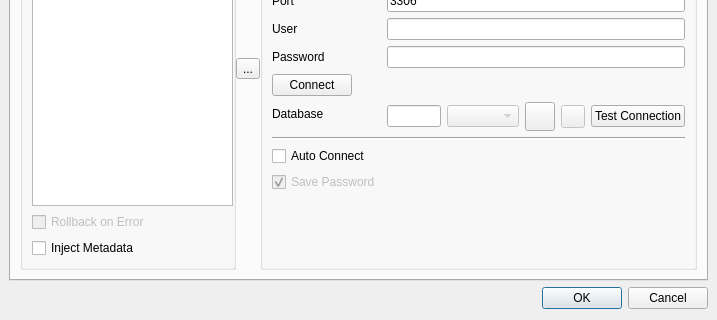
Qt form src/gui/InjectSqlDialog.ui (fritzone/ddm) before a commit; both pictures show x 0 to 717 and y 198 to 518 of the 717 by 518 pixel window.
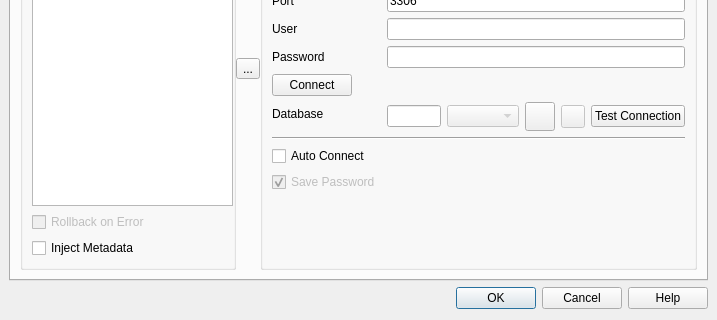
The same form after that commit. Icons and pictures are not drawn.

Commit message: tiny changes for the help system

The edit to the form file:
```diff
--- a/src/gui/InjectSqlDialog.ui
+++ b/src/gui/InjectSqlDialog.ui
@@ -550,7 +550,7 @@
       <enum>Qt::Horizontal</enum>
      </property>
      <property name="standardButtons">
-      <set>QDialogButtonBox::Cancel|QDialogButtonBox::Ok</set>
+      <set>QDialogButtonBox::Cancel|QDialogButtonBox::Help|QDialogButtonBox::Ok</set>
      </property>
     </widget>
    </item>
```
Left out of the diff: 17 changed lines with no effect on the pictures. The commit also changes 7 other files.
